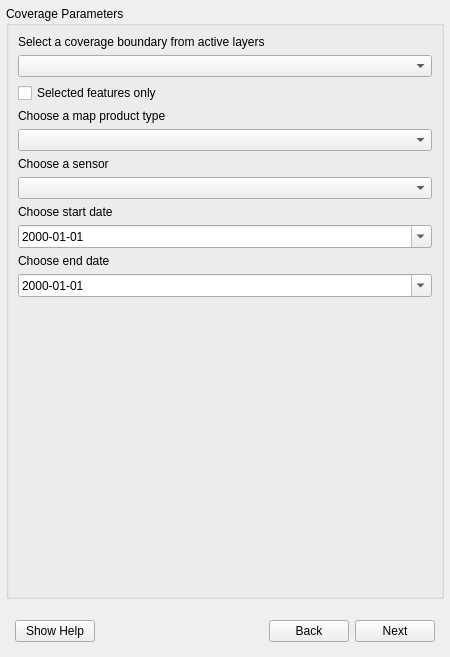
First picture: the form in geosys/ui/templates/geosys_dockwidget_base.ui, repository earthdaily/qgis-plugin, before the edit.
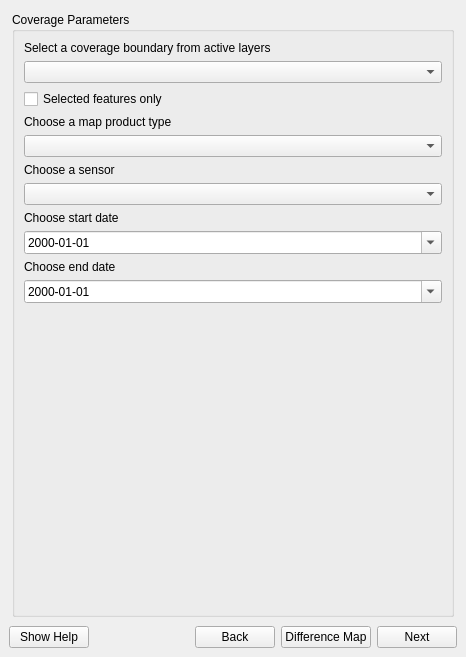
Second picture: the form after the edit.

Commit message: enable difference map creation

```diff
--- a/geosys/ui/templates/geosys_dockwidget_base.ui
+++ b/geosys/ui/templates/geosys_dockwidget_base.ui
@@ -6,13 +6,13 @@
    <rect>
     <x>0</x>
     <y>0</y>
-    <width>450</width>
+    <width>466</width>
     <height>657</height>
    </rect>
   </property>
   <property name="minimumSize">
    <size>
-    <width>450</width>
+    <width>466</width>
     <height>474</height>
    </size>
   </property>
@@ -20,27 +20,7 @@
    <string>GEOSYS Plugin</string>
   </property>
   <widget class="QWidget" name="dockWidgetContents">
-   <layout class="QGridLayout" name="gridLayout">
-    <property name="leftMargin">
-     <number>3</number>
-    </property>
-    <property name="topMargin">
-     <number>3</number>
-    </property>
-    <property name="rightMargin">
-     <number>3</number>
-    </property>
-    <property name="bottomMargin">
-     <number>3</number>
-    </property>
-    <item row="0" column="0">
      <layout class="QVBoxLayout" name="verticalLayout">
-      <property name="topMargin">
-       <number>0</number>
-      </property>
-      <property name="bottomMargin">
-       <number>0</number>
-      </property>
       <item>
        <widget class="QStackedWidget" name="stacked_widget">
         <property name="sizePolicy">
@@ -498,19 +478,7 @@
        </widget>
       </item>
       <item>
-       <layout class="QHBoxLayout" name="horizontal_layout_button">
-        <property name="leftMargin">
-         <number>12</number>
-        </property>
-        <property name="topMargin">
-         <number>12</number>
-        </property>
-        <property name="rightMargin">
-         <number>12</number>
-        </property>
-        <property name="bottomMargin">
-         <number>12</number>
-        </property>
+     <layout class="QHBoxLayout" name="horizontalLayout">
         <item>
          <widget class="QPushButton" name="help_push_button">
           <property name="text">
@@ -544,6 +512,19 @@
           </property>
          </widget>
         </item>
+      <item>
+       <widget class="QPushButton" name="difference_map_push_button">
+        <property name="text">
+         <string>Difference Map</string>
+        </property>
+        <property name="autoDefault">
+         <bool>false</bool>
+        </property>
+        <property name="default">
+         <bool>false</bool>
+        </property>
+       </widget>
+      </item>
         <item>
          <widget class="QPushButton" name="next_push_button">
           <property name="text">
@@ -556,8 +537,6 @@
            <bool>false</bool>
           </property>
          </widget>
-        </item>
-       </layout>
       </item>
      </layout>
     </item>
```
Lines whose indentation alone changed are shown as unchanged. The commit also changes 6 other files.
